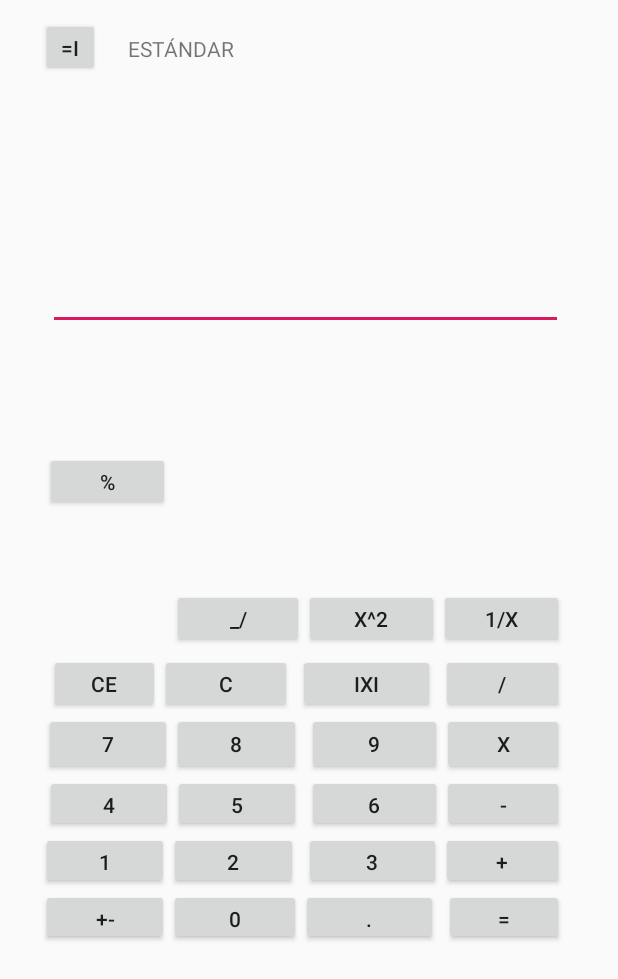
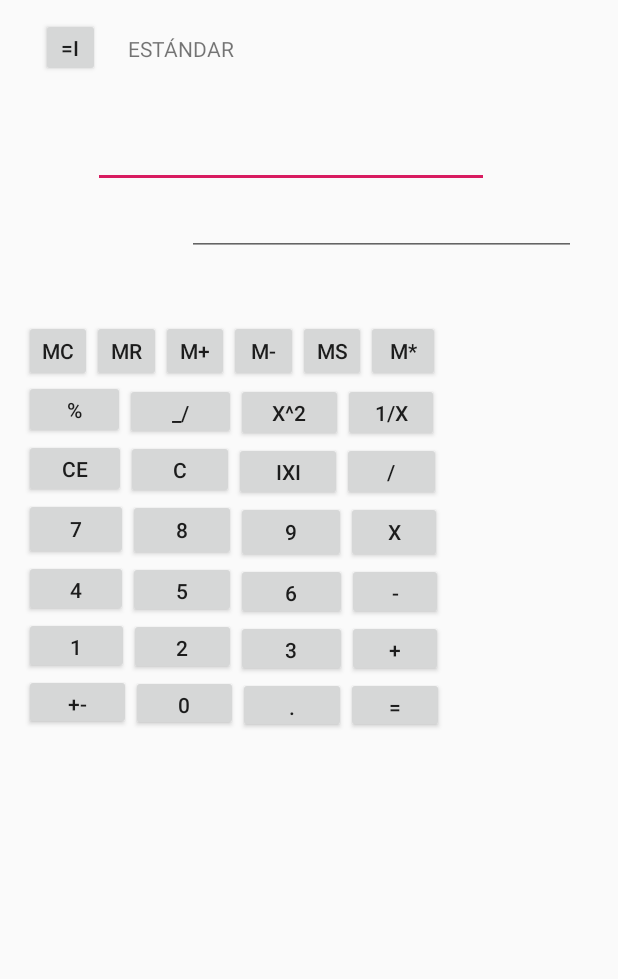
Before and after one commit to AlanOGxD/CalculadoraWindows, an Android app: the layout activity_main.xml on its own in the app's theme, with its tools: preview values and no code run, on a phone screen of 412 x 824 dp. Shown: the top 979 px of the screen. Run offline under Robolectric (Android 15) with nearby library versions, the phone set to English and light mode, and no system bars.

Commit message:
commit: se ajustó de manera correcta los botones y se comprobó funcionamiento

```diff
--- a/app/src/main/java/com/e/calculadorawindows/MainActivity.java
+++ b/app/src/main/java/com/e/calculadorawindows/MainActivity.java
@@ -6,22 +6,21 @@ import android.view.View;
 import android.widget.Button;
 import android.widget.EditText;
 
-public class MainActivity extends AppCompatActivity {
+public class MainActivity extends AppCompatActivity implements View.OnClickListener{
 
     public EditText entrada, lectura;
-    public Button btnMenos, btnPorcentaje, btnRaiz, btnPotencia, btnDivisionx, btnCE, btnC, btnBorrar, btnDivision,
-    btn1,btn2,btn3,btn4,btn5,btn6,btn7,btn8,btn9,btn0, btnMultiplicacion, btnResta, btnSuma, btnPunto, btnIgual;
+    public Button btnPorcentaje, btnRaiz, btnPotencia, btnDivisionx, btnCE, btnC, btnBorrar, btnDivision,btnMC, btnM,
+    btn1,btn2,btn3,btn4,btn5,btn6,btn7,btn8,btn9,btn0, btnMultiplicacion, btnResta, btnSuma, btnPunto, btnIgual, btnMmas, btnMmenos, btnMS, btnMR;
 
     byte botonPulsado=0;
-    double memoria;
 
     @Override
     protected void onCreate(Bundle savedInstanceState) {
         super.onCreate(savedInstanceState);
         setContentView(R.layout.activity_main);
 
-        // lectura=findViewById(R.id.lectura);
-        entrada=findViewById(R.id.editText_resultado);
+        lectura=findViewById(R.id.editText_resultado);
+        entrada=findViewById(R.id.editText_salida);
 
         btn1 = findViewById(R.id.btn_1);
         btn1.setOnClickListener((View.OnClickListener) this);
@@ -51,8 +50,20 @@ public class MainActivity extends AppCompatActivity {
         btnResta=findViewById(R.id.btn_menos);
         btnResta.setOnClickListener((View.OnClickListener)this);
 
-        //btnM=findViewById(R.id.btn_m*);
-        //btnM.setOnClickListener((View.OnClickListener)this);
+
+        btnM=findViewById(R.id.btn_M);
+        btnM.setOnClickListener((View.OnClickListener)this);
+        btnMC=findViewById(R.id.btn_MC);
+        btnMC.setOnClickListener((View.OnClickListener)this);
+        btnMmas=findViewById(R.id.btn_Mmas);
+        btnMmas.setOnClickListener((View.OnClickListener)this);
+        btnMmenos=findViewById(R.id.btn_Mmenos);
+        btnMmenos.setOnClickListener((View.OnClickListener)this);
+        btnMS=findViewById(R.id.btn_MS);
+        btnMS.setOnClickListener((View.OnClickListener)this);
+        btnMR=findViewById(R.id.btn_MR);
+        btnMR.setOnClickListener((View.OnClickListener)this);
+
 
         btnPorcentaje=findViewById(R.id.btn_porcentaje);
         btnPorcentaje.setOnClickListener((View.OnClickListener)this);
@@ -73,8 +84,6 @@ public class MainActivity extends AppCompatActivity {
         btnDivision.setOnClickListener((View.OnClickListener)this);
         btnMultiplicacion=findViewById(R.id.btn_multiplicacion);
         btnMultiplicacion.setOnClickListener((View.OnClickListener)this);
-        btnMenos.setOnClickListener((View.OnClickListener)this);
-       //btnMas=findViewById(R.id.btnM+);
         btnPunto=findViewById(R.id.btn_punto);
         btnPunto.setOnClickListener((View.OnClickListener)this);
         btnIgual=findViewById(R.id.btn_igual);
@@ -84,41 +93,49 @@ public class MainActivity extends AppCompatActivity {
 
     public void onClick(View v){
         int click = v.getId();
-
+        String texto;
         if (click== R.id.btn_1){
-            entrada.setText(entrada.getText()+"1");
+            texto=entrada.getText().toString()+"1";
+            entrada.setText(String.valueOf(texto));
         }
 
         if (click== R.id.btn_2){
-            entrada.setText(entrada.getText()+"1");
+            texto=entrada.getText().toString()+"2";
+            entrada.setText(texto);
         }
 
         if (click== R.id.btn_3){
-            entrada.setText(entrada.getText()+"1");
+            texto=entrada.getText().toString()+"3";
+            entrada.setText(texto);
         }
 
         if (click== R.id.btn_4){
-            entrada.setText(entrada.getText()+"1");
+            texto=entrada.getText().toString()+"4";
+            entrada.setText(texto);
         }
         if (click== R.id.btn_5){
-            entrada.setText(entrada.getText()+"1");
+            texto=entrada.getText().toString()+"5";
+            entrada.setText(texto);
         }
         if (click== R.id.btn_6){
-            entrada.setText(entrada.getText()+"1");
+            texto=entrada.getText().toString()+"6";
+            entrada.setText(texto);
         }
         if (click== R.id.btn_7){
-            entrada.setText(entrada.getText()+"1");
+            texto=entrada.getText().toString()+"7";
+            entrada.setText(texto);
         }
         if (click== R.id.btn_8){
-            entrada.setText(entrada.getText()+"1");
-        }        if (click== R.id.btn_1){
-            entrada.setText(entrada.getText()+"1");
+            texto=entrada.getText().toString()+"8";
+            entrada.setText(texto);
         }
         if (click== R.id.btn_9){
-            entrada.setText(entrada.getText()+"1");
+            texto=entrada.getText().toString()+"9";
+            entrada.setText(texto);
         }
         if (click== R.id.btn_cero){
-            entrada.setText(entrada.getText()+"1");
+            texto=entrada.getText().toString()+"0";
+            entrada.setText(texto);
         }
 
         if (click== R.id.btn_punto){
@@ -129,7 +146,8 @@ public class MainActivity extends AppCompatActivity {
             }
 
             if (cont==0){
-                entrada.setText(entrada.getText()+".");
+                texto=entrada.getText().toString()+".";
+                entrada.setText(texto);
             }
         }
 
@@ -302,8 +320,5 @@ public class MainActivity extends AppCompatActivity {
                 entrada.setText(cadena);
             }
         }
-
-
-
     }
 }
--- a/app/src/main/res/layout/activity_main.xml
+++ b/app/src/main/res/layout/activity_main.xml
@@ -8,78 +8,75 @@
 
     <Button
         android:id="@+id/btn_borrar"
-        android:layout_width="91dp"
+        android:layout_width="72dp"
         android:layout_height="39dp"
-        android:layout_marginTop="4dp"
-        android:layout_marginEnd="4dp"
         android:clickable="false"
         android:onClick="onClick"
         android:text="@string/btn_borrar"
-        app:layout_constraintEnd_toStartOf="@+id/btn_division"
-        app:layout_constraintTop_toBottomOf="@+id/btn_1_entre_x" />
+        app:layout_constraintStart_toEndOf="@+id/btn_c"
+        app:layout_constraintTop_toBottomOf="@+id/btn_x_cuadrada" />
 
     <Button
         android:id="@+id/btn_division"
-        android:layout_width="82dp"
+        android:layout_width="66dp"
         android:layout_height="39dp"
-        android:layout_marginTop="4dp"
-        android:layout_marginEnd="36dp"
         android:onClick="onClick"
         android:text="@string/btn_division"
-        app:layout_constraintEnd_toEndOf="parent"
+        app:layout_constraintStart_toEndOf="@+id/btn_borrar"
         app:layout_constraintTop_toBottomOf="@+id/btn_1_entre_x" />
 
     <Button
         android:id="@+id/btn_c"
-        android:layout_width="88dp"
+        android:layout_width="72dp"
         android:layout_height="39dp"
-        android:layout_marginTop="4dp"
-        android:layout_marginEnd="4dp"
         android:onClick="onClick"
         android:text="@string/btn_c"
-        app:layout_constraintEnd_toStartOf="@+id/btn_borrar"
+        app:layout_constraintStart_toEndOf="@+id/btn_ce"
         app:layout_constraintTop_toBottomOf="@+id/btn_raiz" />
 
     <Button
         android:id="@+id/btn_ce"
-        android:layout_width="74dp"
+        android:layout_width="68dp"
         android:layout_height="39dp"
-        android:layout_marginTop="4dp"
+        android:layout_marginStart="16dp"
         android:onClick="onClick"
         android:text="@string/btn_ce"
-        app:layout_constraintEnd_toStartOf="@+id/btn_c"
-        app:layout_constraintTop_toBottomOf="@+id/btn_raiz" />
+        app:layout_constraintStart_toStartOf="parent"
+        app:layout_constraintTop_toBottomOf="@+id/btn_porcentaje" />
 
     <Button
         android:id="@+id/btn_1_entre_x"
-        android:layout_width="83dp"
+        android:layout_width="64dp"
         android:layout_height="39dp"
-        android:layout_marginEnd="36dp"
-        android:layout_marginBottom="392dp"
+        android:layout_marginTop="130dp"
+        android:layout_marginBottom="428dp"
         android:onClick="onClick"
         android:text="@string/btn_1_entre_x"
         app:layout_constraintBottom_toBottomOf="parent"
-        app:layout_constraintEnd_toEndOf="parent" />
+        app:layout_constraintStart_toEndOf="@+id/btn_x_cuadrada"
+        app:layout_constraintTop_toBottomOf="@+id/editText_resultado"
+        app:layout_constraintVertical_bias="0.0" />
 
     <Button
         android:id="@+id/btn_x_cuadrada"
-        android:layout_width="90dp"
+        android:layout_width="71dp"
         android:layout_height="39dp"
-        android:layout_marginBottom="392dp"
+        android:layout_marginTop="130dp"
         android:onClick="onClick"
         android:text="@string/btn_x_cuadrada"
-        app:layout_constraintBottom_toBottomOf="parent"
-        app:layout_constraintEnd_toStartOf="@+id/btn_1_entre_x" />
+        app:layout_constraintBottom_toTopOf="@+id/btn_borrar"
+        app:layout_constraintStart_toEndOf="@+id/btn_raiz"
+        app:layout_constraintTop_toBottomOf="@+id/editText_resultado" />
 
     <Button
         android:id="@+id/btn_raiz"
-        android:layout_width="88dp"
-        android:layout_height="39dp"
-        android:layout_marginBottom="392dp"
+        android:layout_width="74dp"
+        android:layout_height="38dp"
+        android:layout_marginTop="130dp"
         android:onClick="onClick"
         android:text="@string/btn_raiz"
-        app:layout_constraintBottom_toBottomOf="parent"
-        app:layout_constraintEnd_toStartOf="@+id/btn_x_cuadrada" />
+        app:layout_constraintStart_toEndOf="@+id/btn_porcentaje"
+        app:layout_constraintTop_toBottomOf="@+id/editText_resultado" />
 
     <Button
         android:id="@+id/btn_lineas"
@@ -87,6 +84,7 @@
         android:layout_height="39dp"
         android:layout_marginStart="27dp"
         android:layout_marginTop="12dp"
+        android:onClick="onClick"
         android:text="@string/btn_lineas"
         app:layout_constraintStart_toStartOf="parent"
         app:layout_constraintTop_toTopOf="parent" />
@@ -107,178 +105,248 @@
 
     <Button
         android:id="@+id/btn_porcentaje"
-        android:layout_width="83dp"
+        android:layout_width="67dp"
         android:layout_height="39dp"
-        android:layout_marginTop="81dp"
-        android:layout_marginEnd="1dp"
+        android:layout_marginStart="16dp"
+        android:layout_marginTop="128dp"
         android:onClick="onClick"
         android:text="@string/btn_porcentaje"
         app:layout_constraintEnd_toStartOf="@+id/btn_raiz"
+        app:layout_constraintStart_toStartOf="parent"
         app:layout_constraintTop_toBottomOf="@+id/editText_resultado" />
 
     <Button
         android:id="@+id/btn_7"
-        android:layout_width="85dp"
+        android:layout_width="69dp"
         android:layout_height="41dp"
+        android:layout_marginStart="16dp"
         android:onClick="onClick"
         android:text="@string/btn_7"
-        app:layout_constraintEnd_toStartOf="@+id/btn_8"
-        app:layout_constraintTop_toBottomOf="@+id/btn_c" />
+        app:layout_constraintStart_toStartOf="parent"
+        app:layout_constraintTop_toBottomOf="@+id/btn_ce" />
 
     <Button
         android:id="@+id/btn_8"
-        android:layout_width="86dp"
+        android:layout_width="72dp"
         android:layout_height="41dp"
-        android:layout_marginEnd="4dp"
         android:onClick="onClick"
         android:text="@string/btn_8"
-        app:layout_constraintEnd_toStartOf="@+id/btn_9"
+        app:layout_constraintStart_toEndOf="@+id/btn_7"
         app:layout_constraintTop_toBottomOf="@+id/btn_c" />
 
     <Button
         android:id="@+id/btn_9"
-        android:layout_width="90dp"
+        android:layout_width="73dp"
         android:layout_height="41dp"
         android:onClick="onClick"
         android:text="@string/btn_9"
-        app:layout_constraintEnd_toStartOf="@+id/btn_multiplicacion"
+        app:layout_constraintStart_toEndOf="@+id/btn_8"
         app:layout_constraintTop_toBottomOf="@+id/btn_borrar" />
 
     <Button
         android:id="@+id/btn_multiplicacion"
-        android:layout_width="81dp"
+        android:layout_width="64dp"
         android:layout_height="41dp"
-        android:layout_marginEnd="36dp"
         android:onClick="onClick"
         android:text="@string/btn_multiplicacion"
-        app:layout_constraintEnd_toEndOf="parent"
+        app:layout_constraintStart_toEndOf="@+id/btn_9"
         app:layout_constraintTop_toBottomOf="@+id/btn_division" />
 
     <Button
         android:id="@+id/btn_4"
-        android:layout_width="85dp"
+        android:layout_width="69dp"
         android:layout_height="38dp"
+        android:layout_marginStart="16dp"
         android:onClick="onClick"
         android:text="@string/btn_4"
-        app:layout_constraintEnd_toStartOf="@+id/btn_5"
+        app:layout_constraintStart_toStartOf="parent"
         app:layout_constraintTop_toBottomOf="@+id/btn_7" />
 
     <Button
         android:id="@+id/btn_5"
-        android:layout_width="85dp"
+        android:layout_width="72dp"
         android:layout_height="38dp"
-        android:layout_marginEnd="4dp"
         android:onClick="onClick"
         android:text="@string/btn_5"
-        app:layout_constraintEnd_toStartOf="@+id/btn_6"
+        app:layout_constraintStart_toEndOf="@+id/btn_4"
         app:layout_constraintTop_toBottomOf="@+id/btn_8" />
 
     <Button
         android:id="@+id/btn_6"
-        android:layout_width="90dp"
+        android:layout_width="74dp"
         android:layout_height="38dp"
         android:onClick="onClick"
         android:text="@string/btn_6"
-        app:layout_constraintEnd_toStartOf="@+id/btn_menos"
+        app:layout_constraintStart_toEndOf="@+id/btn_5"
         app:layout_constraintTop_toBottomOf="@+id/btn_9" />
 
     <Button
         android:id="@+id/btn_menos"
-        android:layout_width="81dp"
+        android:layout_width="64dp"
         android:layout_height="38dp"
-        android:layout_marginEnd="36dp"
         android:onClick="onClick"
         android:text="@string/btn_menos"
-        app:layout_constraintEnd_toEndOf="parent"
+        app:layout_constraintStart_toEndOf="@+id/btn_6"
         app:layout_constraintTop_toBottomOf="@+id/btn_multiplicacion" />
 
     <Button
         android:id="@+id/btn_1"
-        android:layout_width="85dp"
+        android:layout_width="70dp"
         android:layout_height="38dp"
+        android:layout_marginStart="16dp"
         android:onClick="onClick"
         android:text="@string/btn_1"
-        app:layout_constraintEnd_toStartOf="@+id/btn_2"
+        app:layout_constraintStart_toStartOf="parent"
         app:layout_constraintTop_toBottomOf="@+id/btn_4" />
 
     <Button
         android:id="@+id/btn_2"
-        android:layout_width="86dp"
+        android:layout_width="71dp"
         android:layout_height="38dp"
-        android:layout_marginEnd="4dp"
         android:onClick="onClick"
         android:text="@string/btn_2"
-        app:layout_constraintEnd_toStartOf="@+id/btn_3"
+        app:layout_constraintStart_toEndOf="@+id/btn_1"
         app:layout_constraintTop_toBottomOf="@+id/btn_5" />
 
     <Button
         android:id="@+id/btn_3"
-        android:layout_width="91dp"
+        android:layout_width="74dp"
         android:layout_height="38dp"
         android:onClick="onClick"
         android:text="@string/btn_3"
-        app:layout_constraintEnd_toStartOf="@+id/btn_mas"
+        app:layout_constraintStart_toEndOf="@+id/btn_2"
         app:layout_constraintTop_toBottomOf="@+id/btn_6" />
 
     <Button
         android:id="@+id/btn_mas"
-        android:layout_width="82dp"
+        android:layout_width="64dp"
         android:layout_height="38dp"
-        android:layout_marginEnd="36dp"
         android:onClick="onClick"
         android:text="@string/btn_mas"
-        app:layout_constraintEnd_toEndOf="parent"
+        app:layout_constraintStart_toEndOf="@+id/btn_3"
         app:layout_constraintTop_toBottomOf="@+id/btn_menos" />
 
     <Button
         android:id="@+id/btn_mas_menos"
-        android:layout_width="85dp"
+        android:layout_width="71dp"
         android:layout_height="37dp"
+        android:layout_marginStart="16dp"
         android:onClick="onClick"
         android:text="@string/btn_mas_menos"
-        app:layout_constraintEnd_toStartOf="@+id/btn_cero"
+        app:layout_constraintStart_toStartOf="parent"
         app:layout_constraintTop_toBottomOf="@+id/btn_1" />
 
     <Button
         android:id="@+id/btn_cero"
-        android:layout_width="88dp"
+        android:layout_width="71dp"
         android:layout_height="37dp"
         android:onClick="onClick"
         android:text="@string/btn_0"
-        app:layout_constraintEnd_toStartOf="@+id/btn_punto"
+        app:layout_constraintStart_toEndOf="@+id/btn_mas_menos"
         app:layout_constraintTop_toBottomOf="@+id/btn_2" />
 
     <Button
         android:id="@+id/btn_punto"
-        android:layout_width="91dp"
+        android:layout_width="72dp"
         android:layout_height="37dp"
-        android:layout_marginEnd="4dp"
         android:onClick="onClick"
         android:text="@string/btn_punto"
-        app:layout_constraintEnd_toStartOf="@+id/btn_igual"
+        app:layout_constraintStart_toEndOf="@+id/btn_cero"
         app:layout_constraintTop_toBottomOf="@+id/btn_3" />
 
     <Button
         android:id="@+id/btn_igual"
-        android:layout_width="80dp"
+        android:layout_width="65dp"
         android:layout_height="37dp"
-        android:layout_marginEnd="36dp"
+        android:onClick="onClick"
         android:text="@string/btn_igual"
-        app:layout_constraintEnd_toEndOf="parent"
+        app:layout_constraintStart_toEndOf="@+id/btn_punto"
         app:layout_constraintTop_toBottomOf="@+id/btn_mas" />
 
     <EditText
         android:id="@+id/editText_resultado"
-        android:layout_width="343dp"
-        android:layout_height="75dp"
+        android:layout_width="264dp"
+        android:layout_height="45dp"
         android:layout_marginStart="32dp"
-        android:layout_marginTop="93dp"
+        android:layout_marginTop="80dp"
         android:layout_marginEnd="37dp"
         android:ems="10"
-        android:inputType="textPersonName"
+        android:inputType="numberDecimal"
+        android:textSize="24sp"
         app:layout_constraintEnd_toEndOf="parent"
-        app:layout_constraintHorizontal_bias="0.0"
+        app:layout_constraintHorizontal_bias="0.384"
         app:layout_constraintStart_toStartOf="parent"
-        app:layout_constraintTop_toBottomOf="@+id/btn_lineas" />
+        app:layout_constraintTop_toTopOf="parent" />
+
+    <Button
+        android:id="@+id/btn_MC"
+        android:layout_width="45dp"
+        android:layout_height="41dp"
+        android:layout_marginStart="16dp"
+        android:layout_marginTop="88dp"
+        android:onClick="onClick"
+        android:text="@string/btn_MC"
+        app:layout_constraintStart_toStartOf="parent"
+        app:layout_constraintTop_toBottomOf="@+id/editText_resultado" />
+
+    <Button
+        android:id="@+id/btn_MR"
+        android:layout_width="46dp"
+        android:layout_height="41dp"
+        android:layout_marginTop="88dp"
+        android:onClick="onClick"
+        android:text="@string/btn_MR"
+        app:layout_constraintStart_toEndOf="@+id/btn_MC"
+        app:layout_constraintTop_toBottomOf="@+id/editText_resultado" />
+
+    <Button
+        android:id="@+id/btn_Mmas"
+        android:layout_width="45dp"
+        android:layout_height="41dp"
+        android:layout_marginTop="88dp"
+        android:onClick="onClick"
+        android:text="@string/btn_Mmas"
+        app:layout_constraintStart_toEndOf="@+id/btn_MR"
+        app:layout_constraintTop_toBottomOf="@+id/editText_resultado" />
+
+    <Button
+        android:id="@+id/btn_Mmenos"
+        android:layout_width="46dp"
+        android:layout_height="41dp"
+        android:layout_marginTop="88dp"
+        android:onClick="onClick"
+        android:text="@string/btn_Mmenos"
+        app:layout_constraintStart_toEndOf="@+id/btn_Mmas"
+        app:layout_constraintTop_toBottomOf="@+id/editText_resultado" />
+
+    <Button
+        android:id="@+id/btn_MS"
+        android:layout_width="45dp"
+        android:layout_height="41dp"
+        android:layout_marginTop="88dp"
+        android:onClick="onClick"
+        android:text="@string/btn_MS"
+        app:layout_constraintStart_toEndOf="@+id/btn_Mmenos"
+        app:layout_constraintTop_toBottomOf="@+id/editText_resultado" />
+
+    <Button
+        android:id="@+id/btn_M"
+        android:layout_width="49dp"
+        android:layout_height="41dp"
+        android:layout_marginTop="88dp"
+        android:onClick="onClick"
+        android:text="@string/btn_M"
+        app:layout_constraintStart_toEndOf="@+id/btn_MS"
+        app:layout_constraintTop_toBottomOf="@+id/editText_resultado" />
+
+    <EditText
+        android:id="@+id/editText_salida"
+        android:layout_width="259dp"
+        android:layout_height="45dp"
+        android:layout_marginEnd="28dp"
+        android:ems="10"
+        android:inputType="numberDecimal"
+        app:layout_constraintEnd_toEndOf="parent"
+        app:layout_constraintTop_toBottomOf="@+id/editText_resultado" />
 
 </android.support.constraint.ConstraintLayout>
--- a/app/src/main/res/values/strings.xml
+++ b/app/src/main/res/values/strings.xml
@@ -36,10 +36,14 @@
     <string name="btn_igual">=</string>
 
 
+    <string name="btn_MC">MC</string>
+    <string name="btn_MR">MR</string>
+    <string name="btn_Mmas">M+</string>
+    <string name="btn_Mmenos">M-</string>
+    <string name="btn_MS">MS</string>
+    <string name="btn_M">M*</string>
 
-
-
-
+    <string name="texto_cajas"> </string>
 
 
 
--- a/build.gradle
+++ b/build.gradle
@@ -7,7 +7,7 @@ buildscript {
 
     }
     dependencies {
-        classpath 'com.android.tools.build:gradle:3.3.2'
+        classpath 'com.android.tools.build:gradle:3.4.0'
 
         // NOTE: Do not place your application dependencies here; they belong
         // in the individual module build.gradle files
```
Also changed, not shown: gradle/wrapper/gradle-wrapper.properties.
